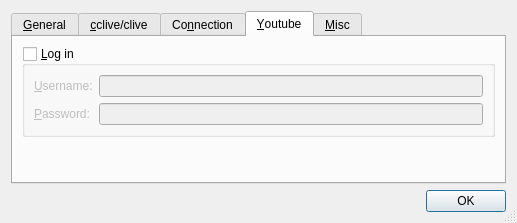
Old version of the form rc/prefsdlg.ui in the repository guendto/abby.
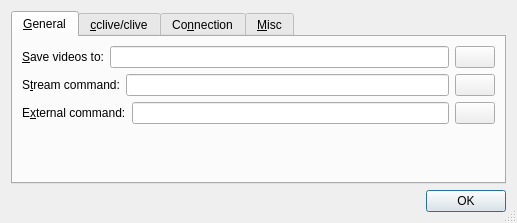
New version of the form. The open tabs and pages were chosen to show the change. Icons and pictures are not drawn.

Commit message: Remove: Youtube login support.

What changed in the file:
```diff
--- a/rc/prefsdlg.ui
+++ b/rc/prefsdlg.ui
@@ -393,82 +393,6 @@
        </item>
       </layout>
      </widget>
-     <widget class="QWidget" name="tab_3" >
-      <attribute name="title" >
-       <string>&amp;Youtube</string>
-      </attribute>
-      <layout class="QGridLayout" name="gridLayout_4" >
-       <item row="0" column="0" >
-        <widget class="QGroupBox" name="youtubeGroup" >
-         <property name="toolTip" >
-          <string>Usually needed only to download videos that have
-been flagged as mature content.</string>
-         </property>
-         <property name="title" >
-          <string>&amp;Log in</string>
-         </property>
-         <property name="checkable" >
-          <bool>true</bool>
-         </property>
-         <property name="checked" >
-          <bool>false</bool>
-         </property>
-         <layout class="QGridLayout" name="gridLayout" >
-          <item row="0" column="0" >
-           <widget class="QLabel" name="label_2" >
-            <property name="text" >
-             <string>&amp;Username:</string>
-            </property>
-            <property name="buddy" >
-             <cstring>ytuserEdit</cstring>
-            </property>
-           </widget>
-          </item>
-          <item row="0" column="1" >
-           <widget class="QLineEdit" name="ytuserEdit" >
-            <property name="toolTip" >
-             <string/>
-            </property>
-           </widget>
-          </item>
-          <item row="1" column="0" >
-           <widget class="QLabel" name="label_3" >
-            <property name="text" >
-             <string>&amp;Password:</string>
-            </property>
-            <property name="buddy" >
-             <cstring>ytpassEdit</cstring>
-            </property>
-           </widget>
-          </item>
-          <item row="1" column="1" >
-           <widget class="QLineEdit" name="ytpassEdit" >
-            <property name="toolTip" >
-             <string>Leave empty if you want abby to prompt for it.</string>
-            </property>
-            <property name="echoMode" >
-             <enum>QLineEdit::Password</enum>
-            </property>
-           </widget>
-          </item>
-         </layout>
-        </widget>
-       </item>
-       <item row="1" column="0" >
-        <spacer name="verticalSpacer_2" >
-         <property name="orientation" >
-          <enum>Qt::Vertical</enum>
-         </property>
-         <property name="sizeHint" stdset="0" >
-          <size>
-           <width>20</width>
-           <height>40</height>
-          </size>
-         </property>
-        </spacer>
-       </item>
-      </layout>
-     </widget>
      <widget class="QWidget" name="tab" >
       <attribute name="title" >
        <string>&amp;Misc</string>
```
Left out of the diff: 5 changed lines with no effect on the pictures. The commit also changes 2 other files.
